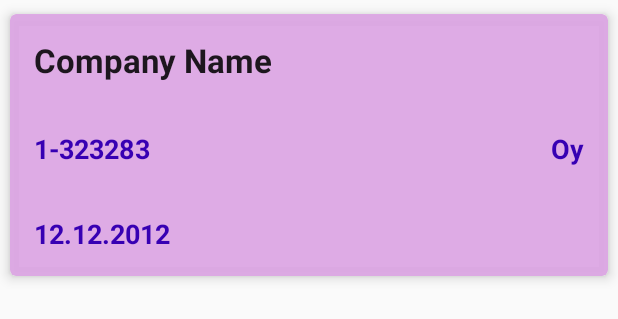
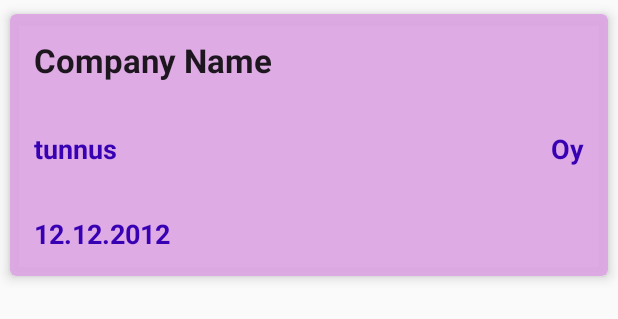
Before and after one commit to ToniTani/DinoApp, an Android app: the layout example_company.xml on its own in the app's theme, with its tools: preview values and no code run, on a phone screen of 412 x 824 dp. Shown: the top 319 px of the screen. Run offline under Robolectric (Android 15) with nearby library versions, the phone set to English and light mode, and no system bars; network calls fail; Roboto replaces fonts that are not available here.

Commit message:
added language packages and finnish translation strings

```diff
--- a/app/src/main/res/layout/activity_main.xml
+++ b/app/src/main/res/layout/activity_main.xml
@@ -29,7 +29,7 @@
         android:layout_marginEnd="10dp"
         android:layout_marginBottom="10dp"
         android:fontFamily="@font/mystery_quest"
-        android:text='"Rise From Your Grave!"'
+        android:text="@string/rise_from_your_grave"
         android:textColor="#EC407A"
         android:textColorHint="#EC407A"
         android:textSize="36sp"
--- a/app/src/main/res/layout/example_company.xml
+++ b/app/src/main/res/layout/example_company.xml
@@ -26,7 +26,7 @@
             android:padding="16dp"
             android:textSize="22sp"
             android:textStyle="bold"
-            android:text="Company Name"
+            android:text="@string/company_name"
             android:textAppearance="@style/TextAppearance.AppCompat.Body1" />
 
 
@@ -40,10 +40,10 @@
                 android:layout_width="wrap_content"
                 android:layout_height="wrap_content"
                 android:padding="16dp"
+                android:text="tunnus"
+                android:textColor="@color/colorPrimaryDark"
                 android:textSize="18sp"
-                android:textColor="@color/colorPrimaryDark"
-                android:textStyle="bold"
-                android:text="1-323283" />
+                android:textStyle="bold" />
 
             <TextView
                 android:id="@+id/companyForm"
--- a/app/src/main/res/layout/fragment_home.xml
+++ b/app/src/main/res/layout/fragment_home.xml
@@ -30,7 +30,7 @@
         android:layout_marginBottom="32dp"
         android:background="@drawable/happy"
         android:backgroundTint="@color/ic_launcher_background"
-        android:text="DINO CASINO"
+        android:text="@string/dino_casino"
         app:layout_constraintBottom_toBottomOf="parent"
         app:layout_constraintEnd_toEndOf="parent"
         app:layout_constraintHorizontal_bias="0.858"
@@ -47,7 +47,7 @@
         android:layout_marginBottom="144dp"
         android:ems="10"
         android:inputType="textPersonName"
-        android:text="Search Company"
+        android:text="@string/search_company"
         android:textAppearance="@style/TextAppearance.AppCompat.Medium"
         app:layout_constraintBottom_toBottomOf="parent"
         app:layout_constraintStart_toStartOf="parent"
@@ -61,7 +61,7 @@
         android:layout_marginTop="155dp"
         android:layout_marginEnd="59dp"
         android:layout_marginBottom="141dp"
-        android:text="Find"
+        android:text="@string/find"
         app:layout_constraintBottom_toBottomOf="parent"
         app:layout_constraintEnd_toEndOf="parent"
         app:layout_constraintHorizontal_bias="0.0"
```
Also changed, not shown: app/src/main/res/layout/activity_game.xml (+5 -5 lines), app/src/main/res/layout/fragment_dashboard.xml (+4 -4 lines), app/src/main/res/values/strings.xml (+14 -0 lines), 1 other file.
